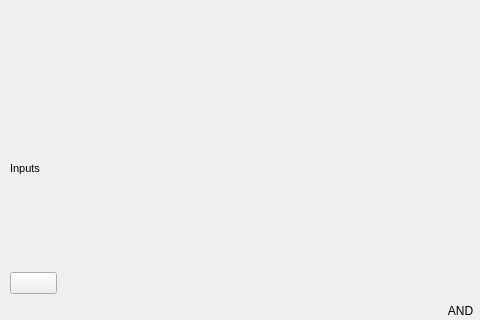
The window that assignment9/mainwindow.ui (UofU-CS3505/cs3505-assignment9-Figodes) describes before a commit, drawn with Qt 5; both pictures show x 0 to 480 and y 0 to 320 of the 1000 by 800 pixel window.
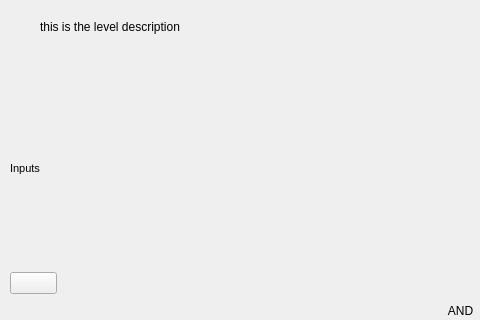
The same window after the commit. Custom widgets are drawn as their Qt base class.

Commit message: added some slots and signals to mainwindow for working with levels

Patch:
```diff
--- a/assignment9/mainwindow.ui
+++ b/assignment9/mainwindow.ui
@@ -203,6 +203,22 @@
      </item>
     </layout>
    </widget>
+   <widget class="QLabel" name="levelDescription">
+    <property name="geometry">
+     <rect>
+      <x>40</x>
+      <y>20</y>
+      <width>221</width>
+      <height>41</height>
+     </rect>
+    </property>
+    <property name="text">
+     <string>this is the level description</string>
+    </property>
+    <property name="alignment">
+     <set>Qt::AlignLeading|Qt::AlignLeft|Qt::AlignTop</set>
+    </property>
+   </widget>
   </widget>
   <widget class="QMenuBar" name="menubar">
    <property name="geometry">
```
Left out of the diff: 2 changed lines with no effect on the pictures. The commit also changes 2 other files.
